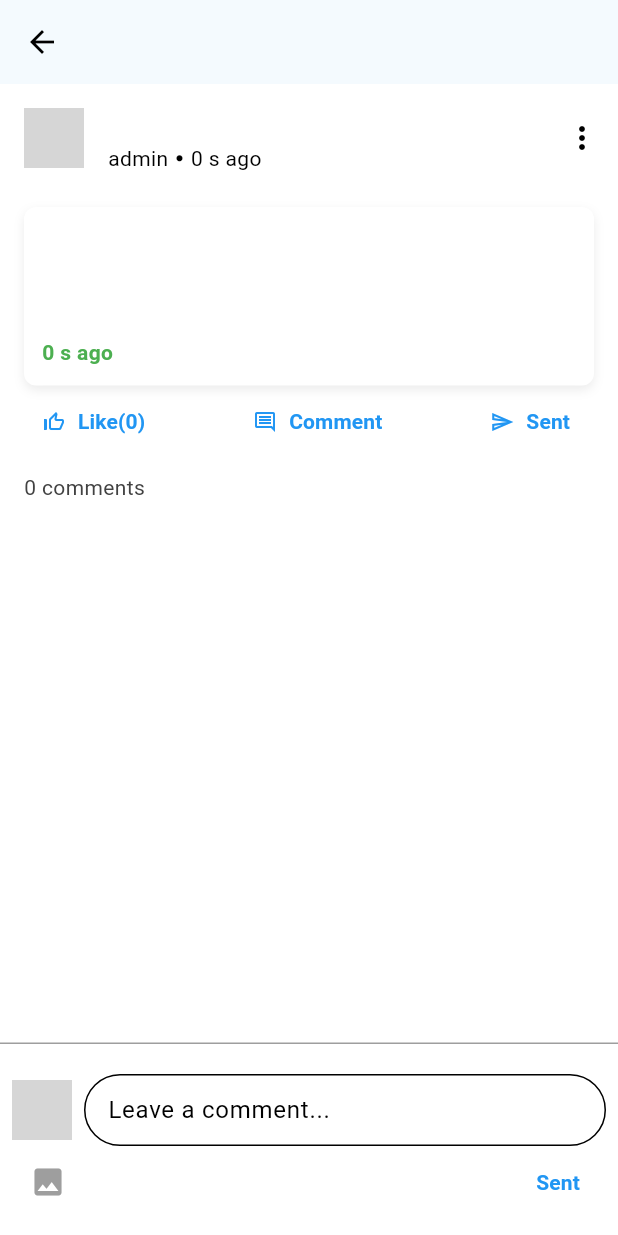
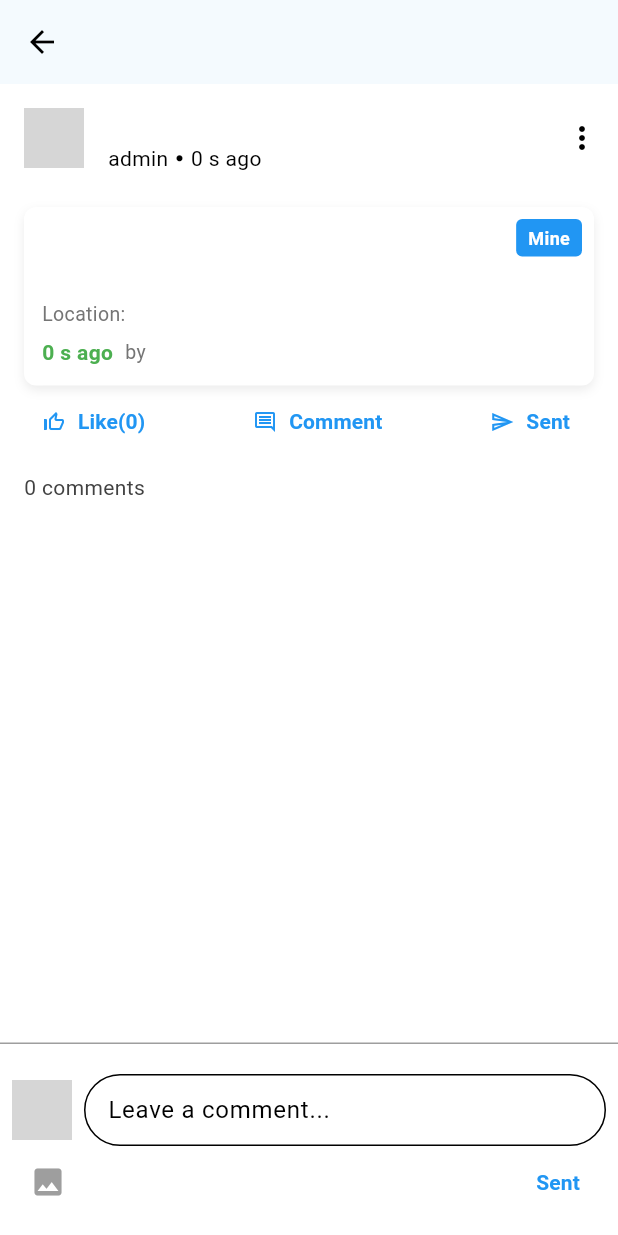
Before and after one commit to khanhduy74105/recruite_app, a Flutter app: the PostDetailPage screen opened directly with empty values, on a phone screen of 412 x 824 dp. Run offline on Flutter 3.47's test engine with Material 3 defaults, Android fonts, the phone set to English and light mode, and no system bars; our stand-ins replace bloc, cached_network_image, dio, equatable, file_picker, flutter_bloc and 3 more; accounts and stored records are empty; network calls fail; grey boxes are pictures that could not be loaded.

```diff
--- a/flutter_application/lib/features/post/pages/job_create_page.dart
+++ b/flutter_application/lib/features/post/pages/job_create_page.dart
@@ -24,6 +24,7 @@ class _JobCreatePageState extends State<JobCreatePage> {
   final JobModel jobModel = JobModel(
     id: '', // Placeholder, should be generated or assigned later
     title: '',
+    creator: '',
     description: '',
     jdUrls: [],
     files: [],
--- a/flutter_application/lib/features/post/repository/post_repository.dart
+++ b/flutter_application/lib/features/post/repository/post_repository.dart
@@ -99,7 +99,10 @@ class PostRepository {
               *
             ),
             job: job!post_job_fkey (
-              *
+              *,
+              user: creator(
+                *
+              )
             )
           ''')
           .order('created_at', ascending: false);
--- a/flutter_application/lib/features/post/widgets/job_card.dart
+++ b/flutter_application/lib/features/post/widgets/job_card.dart
@@ -1,20 +1,35 @@
 import 'package:flutter/material.dart';
 import 'package:flutter_application/core/utils/format.dart';
 import 'package:flutter_application/models/job_model.dart';
+import 'package:supabase_flutter/supabase_flutter.dart';
+import 'package:flutter_application/features/post/widgets/job_card_details.dart';
 
 class JobCard extends StatelessWidget {
   final JobModel job;
   final VoidCallback? onClose;
+  final VoidCallback? onOpenDetails;
 
   const JobCard({
-    Key? key,
+    super.key,
     required this.job,
     this.onClose,
-  }) : super(key: key);
+    this.onOpenDetails,
+  });
 
   @override
   Widget build(BuildContext context) {
-    return Container(
+    return GestureDetector(
+      onTap: () {
+        Navigator.push(
+          context,
+          MaterialPageRoute(
+            builder: (context) => JobCardDetails(job: job),
+          ),
+        );
+      },
+      child: Stack(
+        children: [
+          Container(
             padding: const EdgeInsets.all(12),
             decoration: BoxDecoration(
               color: Colors.white,
@@ -35,16 +50,15 @@ class JobCard extends StatelessWidget {
                     crossAxisAlignment: CrossAxisAlignment.start,
                     children: [
                       Text(
-                  job.title,
+                        '${job.title}',
                         style: const TextStyle(
                           fontSize: 16,
                           fontWeight: FontWeight.bold,
                         ),
                       ),
                       const SizedBox(height: 4),
-
                       Text(
-                  job.companyName.toUpperCase(),
+                        job.companyName,
                         style: const TextStyle(
                           fontSize: 14,
                           fontWeight: FontWeight.w500,
@@ -55,15 +69,18 @@ class JobCard extends StatelessWidget {
 
                       // Location
                       Text(
-                  job.location,
+                        'Location: ${job.location}',
                         style: TextStyle(
                           fontSize: 13,
                           color: Colors.grey[600],
                         ),
                       ),
+
                       const SizedBox(height: 6),
 
                       // Time Ago
+                      Row(
+                        children: [
                           Text(
                             timeAgo(job.createdAt),
                             style: const TextStyle(
@@ -72,11 +89,19 @@ class JobCard extends StatelessWidget {
                               color: Colors.green,
                             ),
                           ),
+                          const SizedBox(width: 8),
+                          Text(
+                            'by ${job.userModel?.fullName ?? ""}',
+                            style: TextStyle(
+                              fontSize: 13,
+                              color: Colors.grey[600],
+                            ),
+                          ),
+                        ],
+                      ),
                     ],
                   ),
                 ),
-
-          // Close Button
                 if (onClose != null)
                   GestureDetector(
                     onTap: onClose,
@@ -88,6 +113,29 @@ class JobCard extends StatelessWidget {
                   ),
               ],
             ),
+          ),
+          if (job.creator == Supabase.instance.client.auth.currentUser?.id)
+            Positioned(
+              top: 8,
+              right: 8,
+              child: Container(
+                padding: const EdgeInsets.symmetric(horizontal: 8, vertical: 4),
+                decoration: BoxDecoration(
+                  color: Colors.blue,
+                  borderRadius: BorderRadius.circular(4),
+                ),
+                child: const Text(
+                  "Mine",
+                  style: TextStyle(
+                    color: Colors.white,
+                    fontSize: 12,
+                    fontWeight: FontWeight.bold,
+                  ),
+                ),
+              ),
+            ),
+        ],
+      ),
     );
   }
 }
--- a/flutter_application/lib/models/job_model.dart
+++ b/flutter_application/lib/models/job_model.dart
@@ -1,25 +1,31 @@
 import 'dart:convert';
 import 'dart:io';
+
+import 'package:flutter_application/models/user_models.dart';
 
 class JobModel {
   String id;
   String title;
+  String creator;
   String description;
   List<String> jdUrls;
   List<File>? files;
   String companyName;
   String location;
   DateTime createdAt;
+  UserModel? userModel;
 
   JobModel({
     required this.id,
     required this.title,
+    required this.creator,
     required this.description,
     required this.jdUrls,
     required this.files,
     required this.companyName,
     required this.location,
     required this.createdAt,
+    this.userModel,
   });
 
   // Setters
@@ -42,6 +48,8 @@ class JobModel {
       companyName: json['company_name'] as String,
       location: json['location'] as String,
       createdAt: DateTime.parse(json['created_at']),
+      creator: json['creator'] as String,
+      userModel: UserModel.fromJson(json['user'] ?? {} as Map<String, dynamic>),
     );
   }
 
```
Also changed, not shown: flutter_application/lib/features/jobs/pages/jobs_page.dart (+41 -5 lines), flutter_application/lib/features/post/repository/job_repository.dart (+8 -6 lines), flutter_application/lib/features/post/widgets/job_card_details.dart (added, +137 -0 lines). Lines whose indentation alone changed are shown as unchanged.
